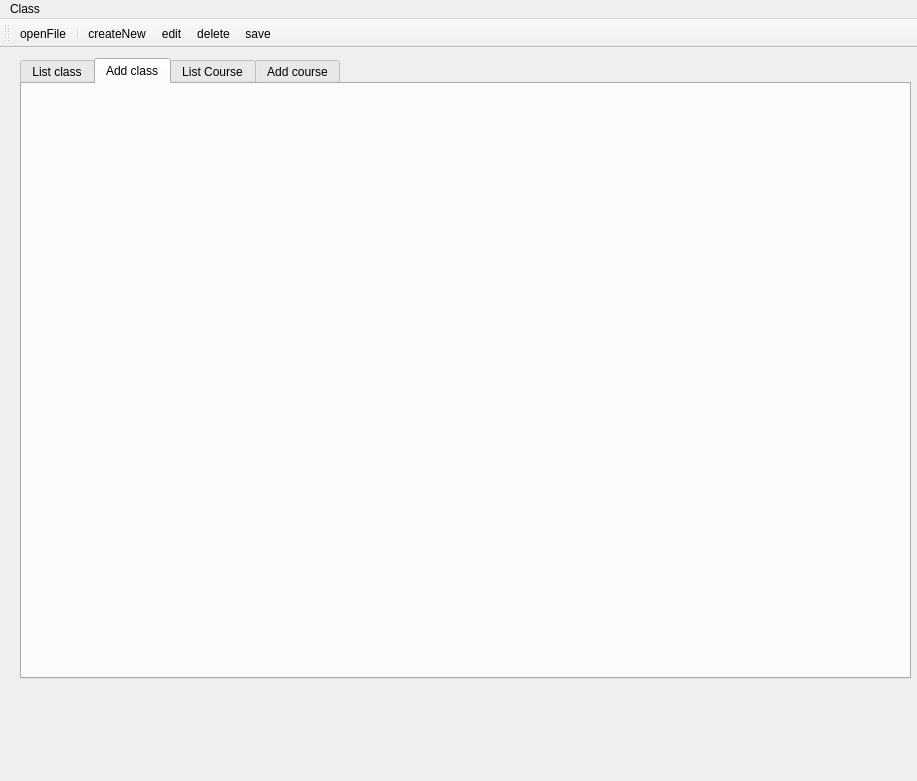
This is [QT]English_course/myclass.ui in ndaonguyen/QT_EnglishCourse as Qt 5 draws it before an edit. The edited form follows.
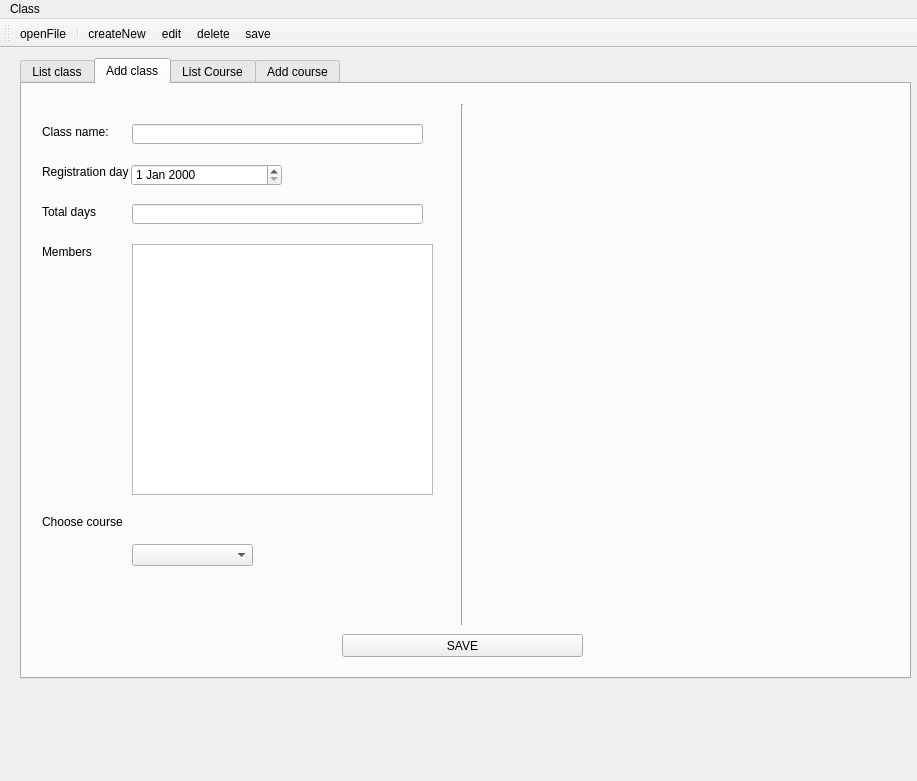
This is the edited form. The open tabs and pages were chosen to show the change. Icons and pictures are not drawn.

Commit message: [Add class tab] load info done

The edit to the form file:
```diff
--- a/[QT]English_course/myclass.ui
+++ b/[QT]English_course/myclass.ui
@@ -71,6 +71,198 @@
      <attribute name="title">
       <string>Add class</string>
      </attribute>
+     <widget class="Line" name="line">
+      <property name="geometry">
+       <rect>
+        <x>430</x>
+        <y>20</y>
+        <width>20</width>
+        <height>521</height>
+       </rect>
+      </property>
+      <property name="orientation">
+       <enum>Qt::Vertical</enum>
+      </property>
+     </widget>
+     <widget class="QLabel" name="classNameLabel">
+      <property name="geometry">
+       <rect>
+        <x>20</x>
+        <y>40</y>
+        <width>71</width>
+        <height>16</height>
+       </rect>
+      </property>
+      <property name="text">
+       <string>Class name:</string>
+      </property>
+     </widget>
+     <widget class="QLineEdit" name="classNameLineEdit">
+      <property name="geometry">
+       <rect>
+        <x>110</x>
+        <y>40</y>
+        <width>291</width>
+        <height>20</height>
+       </rect>
+      </property>
+     </widget>
+     <widget class="QLabel" name="regisDayLabel">
+      <property name="geometry">
+       <rect>
+        <x>20</x>
+        <y>80</y>
+        <width>91</width>
+        <height>16</height>
+       </rect>
+      </property>
+      <property name="text">
+       <string>Registration day</string>
+      </property>
+     </widget>
+     <widget class="QLabel" name="totalDayLabel">
+      <property name="geometry">
+       <rect>
+        <x>20</x>
+        <y>120</y>
+        <width>91</width>
+        <height>16</height>
+       </rect>
+      </property>
+      <property name="text">
+       <string>Total days</string>
+      </property>
+     </widget>
+     <widget class="QLineEdit" name="totalDateLineEdit">
+      <property name="geometry">
+       <rect>
+        <x>110</x>
+        <y>120</y>
+        <width>291</width>
+        <height>20</height>
+       </rect>
+      </property>
+     </widget>
+     <widget class="QLabel" name="memberLabel">
+      <property name="geometry">
+       <rect>
+        <x>20</x>
+        <y>160</y>
+        <width>91</width>
+        <height>16</height>
+       </rect>
+      </property>
+      <property name="text">
+       <string>Members</string>
+      </property>
+     </widget>
+     <widget class="QLabel" name="chooseCourseLabel">
+      <property name="geometry">
+       <rect>
+        <x>20</x>
+        <y>430</y>
+        <width>91</width>
+        <height>16</height>
+       </rect>
+      </property>
+      <property name="text">
+       <string>Choose course</string>
+      </property>
+     </widget>
+     <widget class="QComboBox" name="courseComboBox">
+      <property name="geometry">
+       <rect>
+        <x>110</x>
+        <y>460</y>
+        <width>121</width>
+        <height>22</height>
+       </rect>
+      </property>
+     </widget>
+     <widget class="QDateEdit" name="regisdateEdit">
+      <property name="geometry">
+       <rect>
+        <x>109</x>
+        <y>80</y>
+        <width>151</width>
+        <height>22</height>
+       </rect>
+      </property>
+     </widget>
+     <widget class="QLabel" name="courseClassLabel">
+      <property name="geometry">
+       <rect>
+        <x>110</x>
+        <y>430</y>
+        <width>251</width>
+        <height>16</height>
+       </rect>
+      </property>
+      <property name="text">
+       <string/>
+      </property>
+     </widget>
+     <widget class="QLabel" name="courseInfoLabel">
+      <property name="geometry">
+       <rect>
+        <x>450</x>
+        <y>10</y>
+        <width>231</width>
+        <height>16</height>
+       </rect>
+      </property>
+      <property name="text">
+       <string/>
+      </property>
+     </widget>
+     <widget class="QWidget" name="courseInfoWidget" native="true">
+      <property name="geometry">
+       <rect>
+        <x>450</x>
+        <y>40</y>
+        <width>401</width>
+        <height>501</height>
+       </rect>
+      </property>
+      <widget class="QWidget" name="verticalLayoutWidget_4">
+       <property name="geometry">
+        <rect>
+         <x>0</x>
+         <y>10</y>
+         <width>401</width>
+         <height>481</height>
+        </rect>
+       </property>
+       <layout class="QVBoxLayout" name="courseInfoLayout"/>
+      </widget>
+     </widget>
+     <widget class="QPushButton" name="pushButton_2">
+      <property name="geometry">
+       <rect>
+        <x>320</x>
+        <y>550</y>
+        <width>241</width>
+        <height>23</height>
+       </rect>
+      </property>
+      <property name="text">
+       <string>SAVE</string>
+      </property>
+      <property name="icon">
+       <iconset resource="myclass.qrc">
+        <normaloff>:/MyClass/Resources/save_icon.png</normaloff>:/MyClass/Resources/save_icon.png</iconset>
+      </property>
+     </widget>
+     <widget class="QTableView" name="addMemberTable">
+      <property name="geometry">
+       <rect>
+        <x>110</x>
+        <y>160</y>
+        <width>301</width>
+        <height>251</height>
+       </rect>
+      </property>
+     </widget>
     </widget>
     <widget class="QWidget" name="listCourseTab">
      <attribute name="title">
```
Left out of the diff: 37 changed lines with no effect on the pictures. The commit also changes 5 other files.
